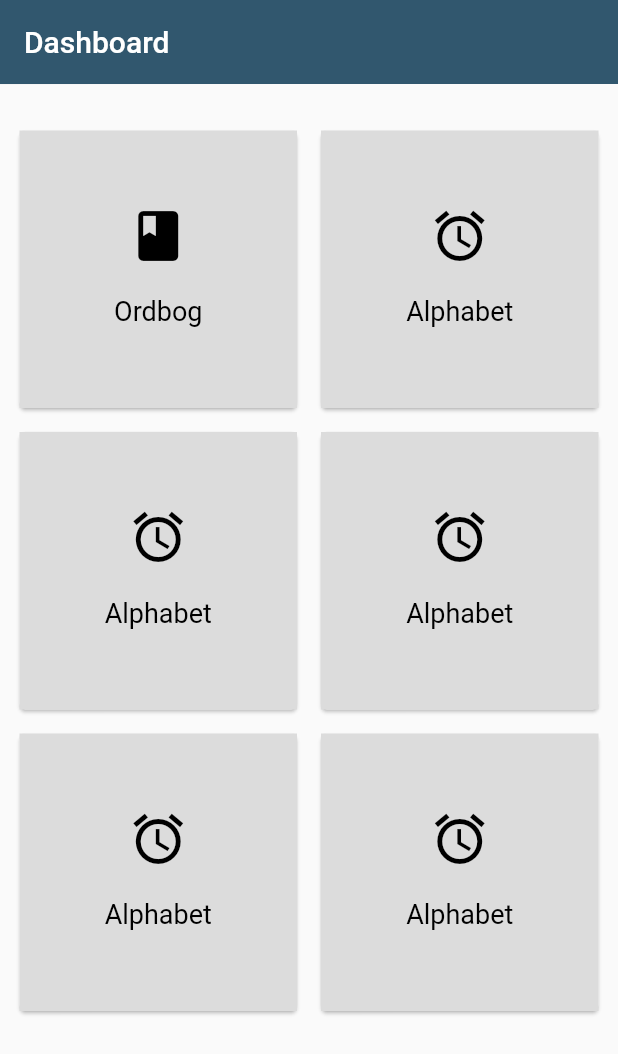
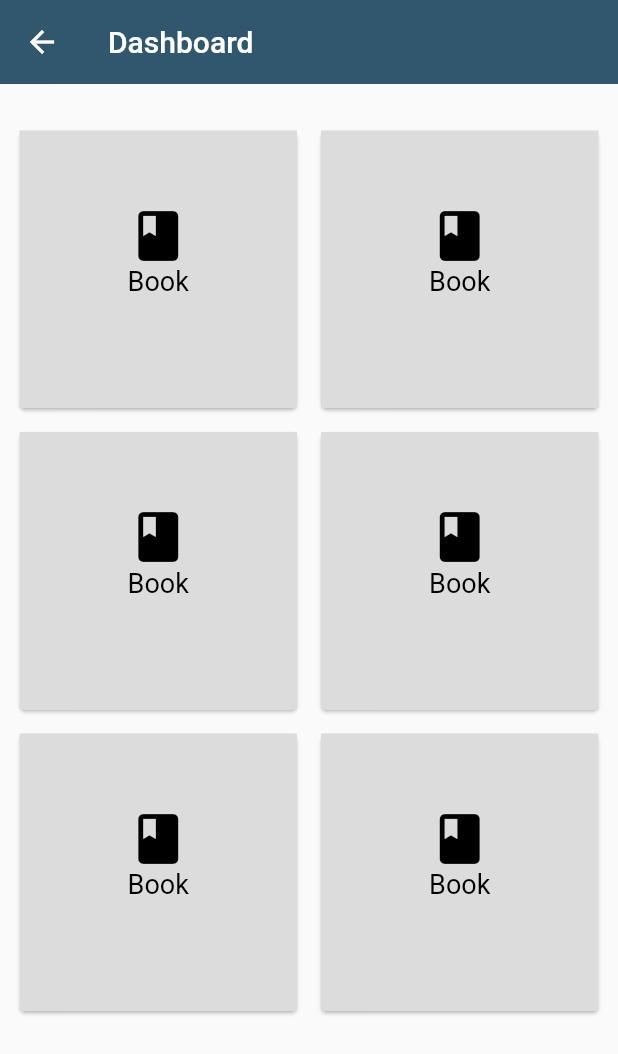
Before and after one commit to Hayyi123SM/latihan_flutter_loginUI, a Flutter app: the Dashboard screen opened directly, on a phone screen of 412 x 824 dp. Shown: the top 1054 px of the screen. Run offline on Flutter 3.47's test engine with Material 2 defaults, Android fonts, the phone set to English and light mode, and no system bars.

Commit message:
feat: membuat komentar

```diff
--- a/lib/Login.dart
+++ b/lib/Login.dart
@@ -1,4 +1,5 @@
 import 'package:flutter/material.dart';
+import 'package:login_ui/dashboard.dart';
 class LoginDemo extends StatefulWidget {
   @override
   _LoginDemoState createState() => _LoginDemoState();
@@ -8,16 +9,22 @@ class _LoginDemoState extends State<LoginDemo> {
   @override
   Widget build(BuildContext context){
     return Scaffold(
+      // Membuat backround dari scaffold menjadi abu-abu dengan kadar 100
       backgroundColor: Colors.grey[100],
+      // Membuat agar content bisa di scroll
       body: SingleChildScrollView(
         child: Column(
           children: <Widget>[
+            // Logo Login
             Padding(
+            // Memberi jarak berupa padding untuk bagian atas
               padding: const EdgeInsets.only(top: 60.0),
+              // Mengatur container di tengah
               child: Center(
                 child: Container(
                   width: 200,
                   height: 200,
+                  // Menampilkan gambar dan membuatnya menjadi bundar dengan radius
                   child: ClipRRect(
                     borderRadius: BorderRadius.circular(100.0),
                     child: Image.asset('assets/logo_login.png'),
@@ -25,10 +32,14 @@ class _LoginDemoState extends State<LoginDemo> {
                 ),
               ),
             ),
+            // Box kosong untuk mengatur jarak antara widget
             SizedBox(height: 20),
+            // TextField dari Email
             Padding(
+              // Mengatur padding secara horizontal
               // padding: const EdgeInsets.only(left:15.0,right:15.0,top:0,bottom:0),
               padding: EdgeInsets.symmetric(horizontal: 20),
+              // Membuat inputan text Email
               child: TextField(
                 decoration: InputDecoration(
                   border: OutlineInputBorder(),
@@ -37,10 +48,15 @@ class _LoginDemoState extends State<LoginDemo> {
                 ),
               ),
             ),
+            // Box kosong untuk mengatur jarak antara widget
             SizedBox(height: 13),
+            // TextField dari Password
             Padding(
+              // Mengatur padding secara horizontal
               padding: EdgeInsets.symmetric(horizontal: 20),
+              // Membuat inputan password
               child: TextField(
+                // Membuat agar karakter dari inputan password di hide
                 obscureText: true,
                 decoration: InputDecoration(
                     border: OutlineInputBorder(),
@@ -49,9 +65,12 @@ class _LoginDemoState extends State<LoginDemo> {
                 ),
               ),
             ),
+            // Box kosong untuk mengatur jarak antara widget
             SizedBox(height: 13),
             Padding(
+              // Mengatur padding secara horizontal
               padding: EdgeInsets.symmetric(horizontal: 15),
+              // Membuat sebuah text untuk user lupa password
               child: TextButton(
                 onPressed: (){
                   //  TODO FORGOT PASSWORD
@@ -62,26 +81,34 @@ class _LoginDemoState extends State<LoginDemo> {
                 ),
               ),
             ),
+            // Box kosong untuk mengatur jarak antara widget
             SizedBox(height: 10,),
             Padding(
+              // Mengatur padding secara horizontal
               padding: EdgeInsets.symmetric(horizontal: 20),
+              // Membuat tombol Login yang panjang nya mengikuti ukuran layar
               child: SizedBox(
                 height: 50,
                 width: double.infinity,
                 child: ElevatedButton(
                   onPressed: (){
-
+                    // Navigasi ketika tombol login di tekan
+                    Navigator.push(
+                        context, MaterialPageRoute(builder: (_) => Dashboard()));
                   },
                   child: Text('Login', style: TextStyle(color: Colors.white, fontSize: 20),),
                 ),
               ),
             ),
+            // Box kosong untuk mengatur jarak antara widget
             SizedBox(
               height: 145,
             ),
             Padding(
+              // Mengatur padding secara horizontal
               padding: EdgeInsets.symmetric(horizontal: 15),
               child: Row(
+                // Mengatur agar widget dari text berada di tengah
                 mainAxisAlignment: MainAxisAlignment.center,
                 children: <Widget>[
                   Text('New user?'),
--- a/lib/dashboard.dart
+++ b/lib/dashboard.dart
@@ -9,23 +9,28 @@ class _DashboardState extends State<Dashboard> {
   @override
   Widget build(BuildContext context) {
     return Scaffold(
+      // Appbar atau header dari scaffold dashboard
       appBar: AppBar(
         title: Text("Dashboard"),
+        // mengatur ketinggian atau tebal bayangan
         elevation: .1,
         backgroundColor: Color.fromRGBO(49, 87, 110, 1.0),
       ),
       body: Container(
+        // Membuat padding atau jarak berupa padding untuk garis horizontal dan vertikal
         padding: EdgeInsets.symmetric(vertical: 20.0, horizontal: 2.0),
+        // membuat grid atau sebuah kolom secara vertikal ataupun horizontal
         child: GridView.count(
           crossAxisCount: 2,
           padding: EdgeInsets.all(3.0),
           children: <Widget>[
-            makeDashboardItem("Ordbog", Icons.book),
-            makeDashboardItem("Alphabet", Icons.alarm),
-            makeDashboardItem("Alphabet", Icons.alarm),
-            makeDashboardItem("Alphabet", Icons.alarm),
-            makeDashboardItem("Alphabet", Icons.alarm),
-            makeDashboardItem("Alphabet", Icons.alarm)
+            // memanggil widget card yang sudah di buat
+            makeDashboardItem("Book", Icons.book),
+            makeDashboardItem("Book", Icons.book),
+            makeDashboardItem("Book", Icons.book),
+            makeDashboardItem("Book", Icons.book),
+            makeDashboardItem("Book", Icons.book),
+            makeDashboardItem("Book", Icons.book)
           ],
         ),
       ),
@@ -34,25 +39,33 @@ class _DashboardState extends State<Dashboard> {
 
   Card makeDashboardItem(String title, IconData icon) {
     return Card(
+      // mengatur ketinggian bayangan
         elevation: 1.0,
+        // mengatur jarak antar card dengan margin
         margin: new EdgeInsets.all(8.0),
         child: Container(
+          // memberi dekorasi berupa warna pada masing - masing card
           decoration: BoxDecoration(color: Color.fromRGBO(220, 220, 220, 1.0)),
+          // memberi efek splash saat widget di tap
           child: new InkWell(
             onTap: () {},
             child: Column(
+              // fungsi ini akan membuat card mengikuti ukuran layar dan hasilnya akan tetap seperti ini
               crossAxisAlignment: CrossAxisAlignment.stretch,
               mainAxisSize: MainAxisSize.min,
               verticalDirection: VerticalDirection.down,
               children: <Widget>[
+                // box kosong untuk memberi jarak
                 SizedBox(height: 50.0),
+                // mengatur icon agar berada di tengah - tengah pembungkusnya
                 Center(
                     child: Icon(
                       icon,
                       size: 40.0,
                       color: Colors.black,
                     )),
-                SizedBox(height: 20.0),
+                // box kosong untuk memberi jarak
+                // SizedBox(height: 20.0),
                 new Center(
                   child: new Text(title,
                       style:
--- a/lib/main.dart
+++ b/lib/main.dart
@@ -12,7 +12,8 @@ class MyApp extends StatelessWidget {
   @override
   Widget build(BuildContext context) {
     return MaterialApp(
-      home: Dashboard(),
+      debugShowCheckedModeBanner: false,
+      home: LoginDemo(),
     );
   }
 }
```
